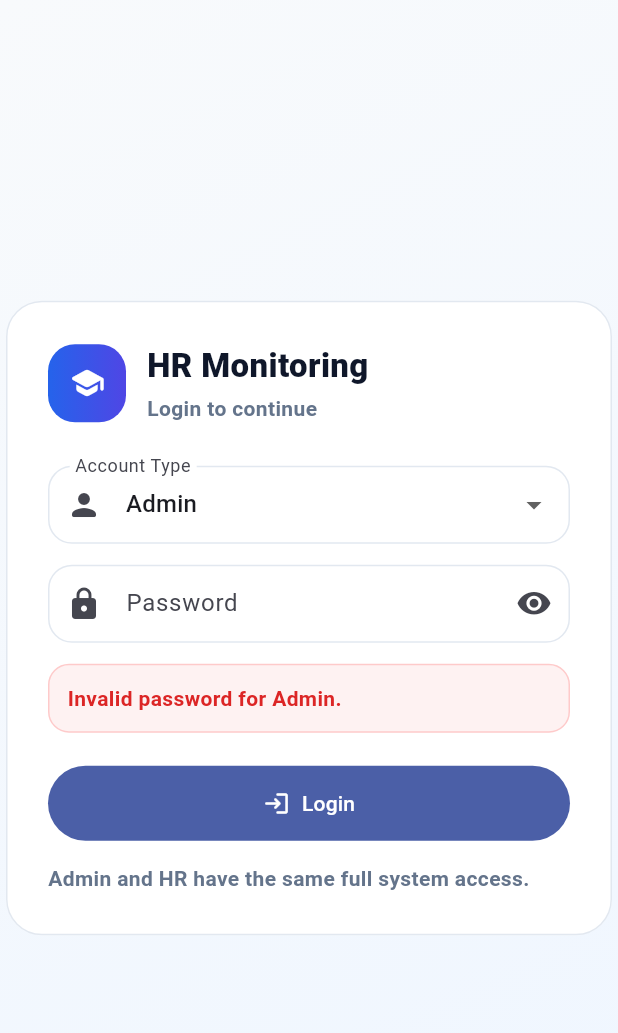
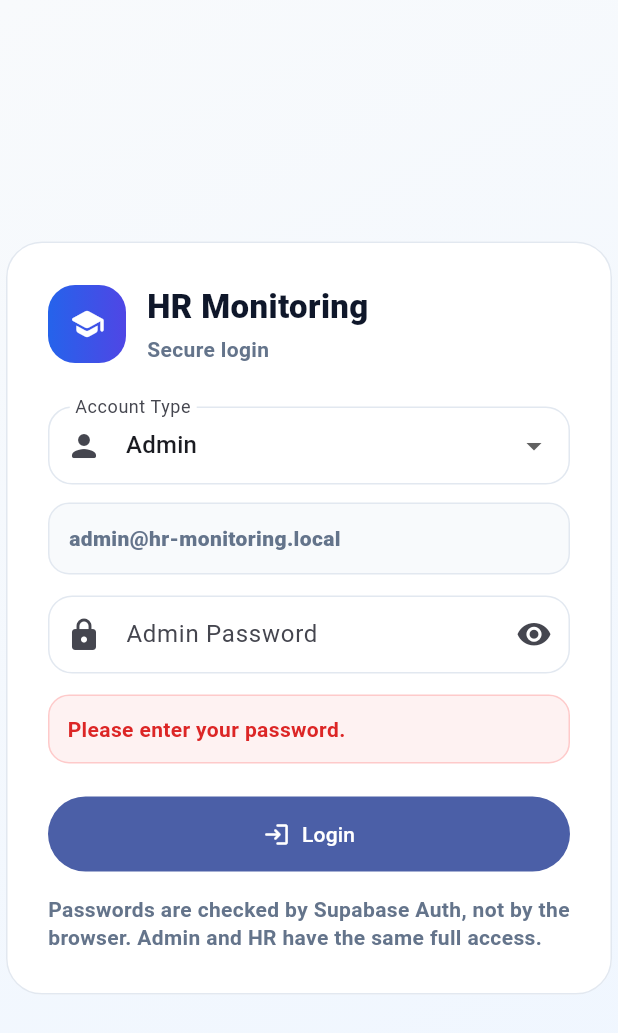
Before and after one commit to joshuanisnisan02-hub/hr-monitoring, a Flutter app: the screen it shows after launch, after a tap on "Login", on a phone screen of 412 x 824 dp. Shown: the top 1033 px of the screen. Run offline on Flutter 3.47's test engine with Material 3 defaults, Android fonts, the phone set to English and light mode, and no system bars; our stand-ins replace supabase_flutter; missing offline and left inert: dart:html; accounts and stored records are empty; Roboto replaces fonts that are missing (Arial).

Commit message:
Replace local login with Supabase Auth gate

```diff
--- a/lib/main.dart
+++ b/lib/main.dart
@@ -1,5 +1,4 @@
-// ignore: avoid_web_libraries_in_flutter
-import 'dart:html' as html;
+import 'dart:async';
 
 import 'package:flutter/material.dart';
 import 'package:supabase_flutter/supabase_flutter.dart';
@@ -15,82 +14,34 @@ const publicClientKey = String.fromEnvironment(
   defaultValue: 'sb_publishable_QJuRm0RkkQfbgAnBPPxbYw_AtG0BK3o',
 );
 
+SupabaseClient get db => Supabase.instance.client;
+
+const adminEmail = 'admin@hr-monitoring.local';
+const hrEmail = 'hr@hr-monitoring.local';
+
+bool isAllowedEmail(String? email) {
+  final normalized = (email ?? '').toLowerCase();
+  return normalized == adminEmail || normalized == hrEmail;
+}
+
+String roleForEmail(String? email) {
+  return (email ?? '').toLowerCase() == adminEmail ? 'Admin' : 'HR';
+}
+
 Future<void> main() async {
   WidgetsFlutterBinding.ensureInitialized();
   await Supabase.initialize(url: projectUrl, anonKey: publicClientKey);
-  runApp(const LoginGateApp());
+  runApp(const HrSecureApp());
 }
 
-class LoginGateApp extends StatefulWidget {
-  const LoginGateApp({super.key});
-
-  @override
-  State<LoginGateApp> createState() => _LoginGateAppState();
-}
-
-class _LoginGateAppState extends State<LoginGateApp> {
-  String? role;
-
-  @override
-  void initState() {
-    super.initState();
-    role = html.window.localStorage['hr_role'];
-  }
-
-  void login(String nextRole) {
-    html.window.localStorage['hr_role'] = nextRole;
-    setState(() => role = nextRole);
-  }
-
-  void logout() {
-    html.window.localStorage.remove('hr_role');
-    setState(() => role = null);
-  }
-
-  @override
-  Widget build(BuildContext context) {
-    if (role != null) {
-      return HrLoggedInApp(role: role!, onLogout: logout);
-    }
-    return LoginPage(onLogin: login);
-  }
-}
-
-class LoginPage extends StatefulWidget {
-  final ValueChanged<String> onLogin;
-  const LoginPage({super.key, required this.onLogin});
-
-  @override
-  State<LoginPage> createState() => _LoginPageState();
-}
-
-class _LoginPageState extends State<LoginPage> {
-  String account = 'Admin';
-  final password = TextEditingController();
-  bool obscure = true;
-  String? error;
-
-  @override
-  void dispose() {
-    password.dispose();
-    super.dispose();
-  }
-
-  void submit() {
-    final pass = password.text.trim();
-    final ok = (account == 'Admin' && pass == 'Admin@12345') || (account == 'HR' && pass == 'Hr@12345');
-    if (!ok) {
-      setState(() => error = 'Invalid password for $account.');
-      return;
-    }
-    widget.onLogin(account);
-  }
+class HrSecureApp extends StatelessWidget {
+  const HrSecureApp({super.key});
 
   @override
   Widget build(BuildContext context) {
     return MaterialApp(
       debugShowCheckedModeBanner: false,
-      title: 'HR Monitoring Login',
+      title: 'HR Monitoring',
       theme: ThemeData(
         useMaterial3: true,
         colorScheme: ColorScheme.fromSeed(seedColor: const Color(0xFF2563EB)),
@@ -112,7 +63,109 @@ class _LoginPageState extends State<LoginPage> {
           focusedBorder: OutlineInputBorder(borderRadius: BorderRadius.circular(16), borderSide: const BorderSide(color: Color(0xFF2563EB), width: 1.6)),
         ),
       ),
-      home: Scaffold(
+      home: const AuthGate(),
+    );
+  }
+}
+
+class AuthGate extends StatefulWidget {
+  const AuthGate({super.key});
+
+  @override
+  State<AuthGate> createState() => _AuthGateState();
+}
+
+class _AuthGateState extends State<AuthGate> {
+  Session? session;
+  late final StreamSubscription<AuthState> sub;
+
+  @override
+  void initState() {
+    super.initState();
+    session = db.auth.currentSession;
+    sub = db.auth.onAuthStateChange.listen((event) {
+      final next = event.session;
+      if (next != null && !isAllowedEmail(next.user.email)) {
+        db.auth.signOut();
+        if (mounted) setState(() => session = null);
+        return;
+      }
+      if (mounted) setState(() => session = next);
+    });
+  }
+
+  @override
+  void dispose() {
+    sub.cancel();
+    super.dispose();
+  }
+
+  @override
+  Widget build(BuildContext context) {
+    final current = session;
+    if (current == null || !isAllowedEmail(current.user.email)) {
+      return const LoginPage();
+    }
+    return HrLoggedInApp(
+      role: roleForEmail(current.user.email),
+      onLogout: () {
+        db.auth.signOut();
+      },
+    );
+  }
+}
+
+class LoginPage extends StatefulWidget {
+  const LoginPage({super.key});
+
+  @override
+  State<LoginPage> createState() => _LoginPageState();
+}
+
+class _LoginPageState extends State<LoginPage> {
+  String email = adminEmail;
+  final password = TextEditingController();
+  bool obscure = true;
+  bool loading = false;
+  String? error;
+
+  @override
+  void dispose() {
+    password.dispose();
+    super.dispose();
+  }
+
+  Future<void> submit() async {
+    if (password.text.trim().isEmpty) {
+      setState(() => error = 'Please enter your password.');
+      return;
+    }
+    setState(() {
+      loading = true;
+      error = null;
+    });
+    try {
+      final result = await db.auth.signInWithPassword(
+        email: email,
+        password: password.text.trim(),
+      );
+      if (!isAllowedEmail(result.user?.email)) {
+        await db.auth.signOut();
+        throw const AuthException('This account is not allowed.');
+      }
+    } on AuthException catch (e) {
+      setState(() => error = e.message);
+    } catch (e) {
+      setState(() => error = 'Login failed. Please try again.');
+    } finally {
+      if (mounted) setState(() => loading = false);
+    }
+  }
+
+  @override
+  Widget build(BuildContext context) {
+    final selectedRole = email == adminEmail ? 'Admin' : 'HR';
+    return Scaffold(
       body: Container(
         width: double.infinity,
         height: double.infinity,
@@ -150,7 +203,7 @@ class _LoginPageState extends State<LoginPage> {
                             children: [
                               Text('HR Monitoring', style: TextStyle(fontSize: 22, fontWeight: FontWeight.w900, color: Color(0xFF0F172A))),
                               SizedBox(height: 3),
-                                Text('Login to continue', style: TextStyle(color: Color(0xFF64748B), fontWeight: FontWeight.w600)),
+                              Text('Secure login', style: TextStyle(color: Color(0xFF64748B), fontWeight: FontWeight.w600)),
                             ],
                           ),
                         ),
@@ -158,29 +211,39 @@ class _LoginPageState extends State<LoginPage> {
                     ),
                     const SizedBox(height: 28),
                     DropdownButtonFormField<String>(
-                        value: account,
+                      value: email,
                       isExpanded: true,
                       decoration: const InputDecoration(labelText: 'Account Type', prefixIcon: Icon(Icons.person_rounded)),
                       items: const [
-                          DropdownMenuItem(value: 'Admin', child: Text('Admin')),
-                          DropdownMenuItem(value: 'HR', child: Text('HR')),
+                        DropdownMenuItem(value: adminEmail, child: Text('Admin')),
+                        DropdownMenuItem(value: hrEmail, child: Text('HR')),
                       ],
-                        onChanged: (value) => setState(() {
-                          account = value ?? 'Admin';
+                      onChanged: loading
+                          ? null
+                          : (value) => setState(() {
+                                email = value ?? adminEmail;
                                 error = null;
                                 password.clear();
                               }),
+                    ),
+                    const SizedBox(height: 12),
+                    Container(
+                      width: double.infinity,
+                      padding: const EdgeInsets.all(13),
+                      decoration: BoxDecoration(color: const Color(0xFFF8FAFC), borderRadius: BorderRadius.circular(14), border: Border.all(color: const Color(0xFFE2E8F0))),
+                      child: Text(email, style: const TextStyle(color: Color(0xFF64748B), fontWeight: FontWeight.w800)),
                     ),
                     const SizedBox(height: 14),
                     TextField(
                       controller: password,
                       obscureText: obscure,
+                      enabled: !loading,
                       onSubmitted: (_) => submit(),
                       decoration: InputDecoration(
-                          labelText: 'Password',
+                        labelText: '$selectedRole Password',
                         prefixIcon: const Icon(Icons.lock_rounded),
                         suffixIcon: IconButton(
-                            onPressed: () => setState(() => obscure = !obscure),
+                          onPressed: loading ? null : () => setState(() => obscure = !obscure),
                           icon: Icon(obscure ? Icons.visibility_rounded : Icons.visibility_off_rounded),
                         ),
                       ),
@@ -197,12 +260,15 @@ class _LoginPageState extends State<LoginPage> {
                     const SizedBox(height: 22),
                     SizedBox(
                       width: double.infinity,
-                        child: FilledButton.icon(onPressed: submit, icon: const Icon(Icons.login_rounded), label: const Text('Login')),
+                      child: FilledButton.icon(
+                        onPressed: loading ? null : submit,
+                        icon: loading ? const SizedBox(width: 18, height: 18, child: CircularProgressIndicator(strokeWidth: 2, color: Colors.white)) : const Icon(Icons.login_rounded),
+                        label: Text(loading ? 'Signing in...' : 'Login'),
+                      ),
                     ),
                     const SizedBox(height: 16),
-                      const Text('Admin and HR have the same full system access.', style: TextStyle(color: Color(0xFF64748B), height: 1.35, fontWeight: FontWeight.w600)),
+                    const Text('Passwords are checked by Supabase Auth, not by the browser. Admin and HR have the same full access.', style: TextStyle(color: Color(0xFF64748B), height: 1.35, fontWeight: FontWeight.w600)),
                   ],
-                  ),
                 ),
               ),
             ),
```
Lines whose indentation alone changed are shown as unchanged.
